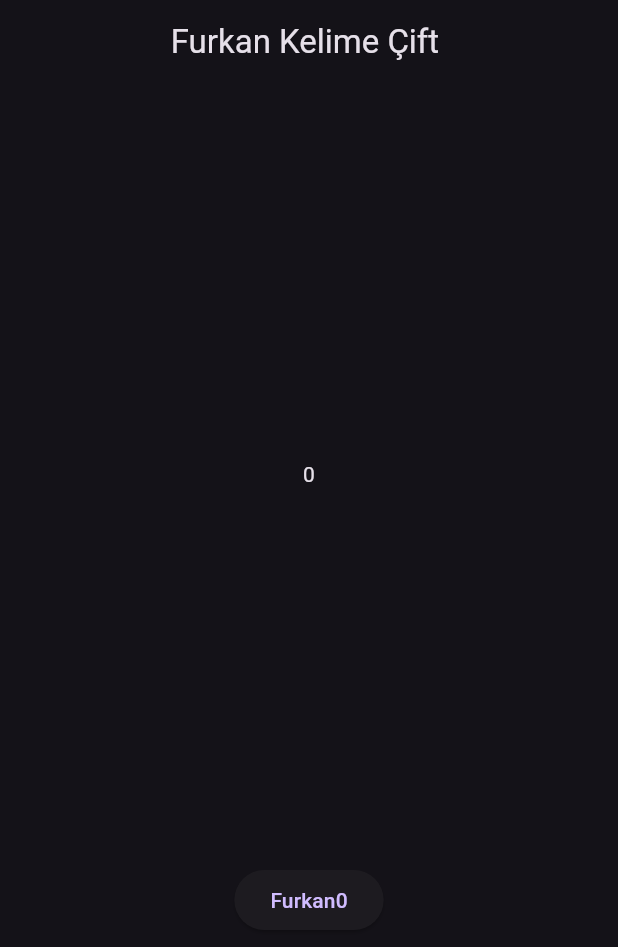
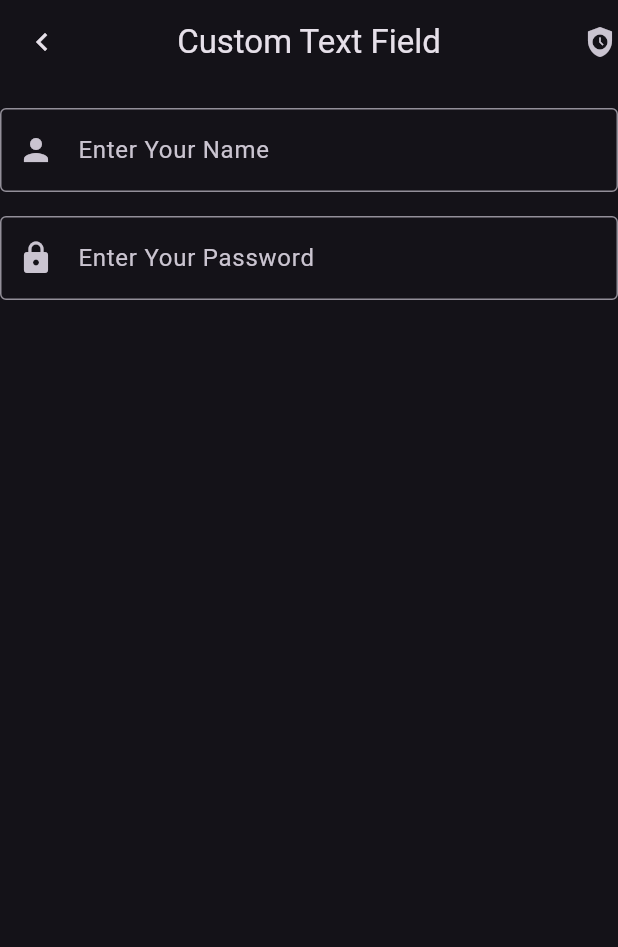
Before and after one commit to Furkanncm/Flutter-Learn, a Flutter app: the screen it shows after launch, on a phone screen of 412 x 824 dp. Shown: the top 947 px of the screen. Run offline on Flutter 3.47's test engine with Material 3 defaults, Android fonts, the phone set to English and light mode, and no system bars.

Commit message:
chore: Add custom text field widget and update language items

```diff
--- /dev/null
+++ b/furkann/lib/101/customTextField.dart
@@ -0,0 +1,58 @@
+import 'package:flutter/cupertino.dart';
+import 'package:flutter/material.dart';
+import 'package:furkann/product/language/language_items.dart';
+
+class customTextField extends StatefulWidget {
+  const customTextField({super.key});
+
+  @override
+  State<customTextField> createState() => _customTextFieldState();
+}
+
+class _customTextFieldState extends State<customTextField> {
+  FocusNode focusNode1 = FocusNode();
+  FocusNode focusNode2 = FocusNode();
+  FocusNode focusNode3 = FocusNode();
+
+  @override
+  Widget build(BuildContext context) {
+    return Scaffold(
+        appBar: AppBar(
+          actions: [Icon(Icons.safety_check)],
+          title: Text(LanguageItems.MainTitle),
+          leading: Icon(Icons.chevron_left),
+        ),
+        body: Column(
+          children: [
+            Padding(padding: ProjectPadding.generalPadding),
+            TextField(
+              focusNode: focusNode1,
+              textInputAction: TextInputAction.next,
+              decoration: _customTextFieldDecoration(
+                  Icon(Icons.person), LanguageItems.usernameTitle),
+              keyboardType: TextInputType.name,
+            ),
+            Padding(padding: ProjectPadding.generalPadding),
+            TextField(
+              focusNode: focusNode2,
+              decoration: _customTextFieldDecoration(
+                  Icon(Icons.lock), LanguageItems.passwordTitle),
+              obscureText: true,
+              keyboardType: TextInputType.visiblePassword,
+            )
+          ],
+        ));
+  }
+
+  InputDecoration _customTextFieldDecoration(Icon icon, String text) {
+    return InputDecoration(
+      prefixIcon: icon,
+      border: OutlineInputBorder(),
+      labelText: text,
+    );
+  }
+}
+
+class ProjectPadding {
+  static final generalPadding = EdgeInsets.all(8.0);
+}
--- a/furkann/lib/product/language/language_items.dart
+++ b/furkann/lib/product/language/language_items.dart
@@ -1,3 +1,6 @@
 class LanguageItems {
   static const String WelcomeTitle = "Hello Flutter";
+  static const String MainTitle = "Custom Text Field";
+  static const String usernameTitle = "Enter Your Name";
+  static const String passwordTitle = "Enter Your Password";
 }
--- a/furkann/lib/product/main.dart
+++ b/furkann/lib/product/main.dart
@@ -5,6 +5,7 @@ import 'package:flutter/services.dart';
 import 'package:furkann/101/appBar.dart';
 import 'package:furkann/101/button.dart';
 import 'package:furkann/101/card.dart';
+import 'package:furkann/101/customTextField.dart';
 import 'package:furkann/101/custom_widget.dart';
 import 'package:furkann/101/food.dart';
 import 'package:furkann/101/lifeCycle_learn.dart';
@@ -47,9 +48,7 @@ class MyApp extends StatelessWidget {
         ),
       ),
       debugShowCheckedModeBanner: false,
-      home: lifeCycle(
-        message: "Furkan",
-      ),
+      home: customTextField(),
     );
   }
 }
```
